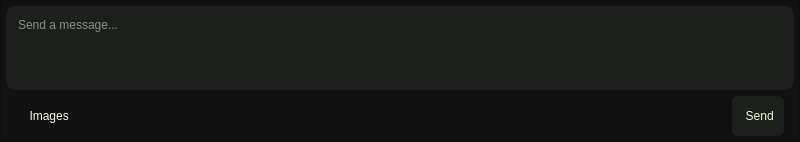
Before: the Qt Designer form src/documentor/ui/resources/ui_files/user-message-box-widget-ui.ui in MahirHamiAbrar/DocuMentor, drawn with Qt 5.
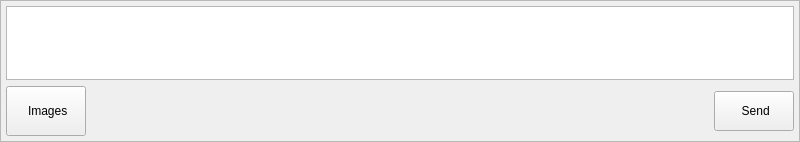
After: the same form once the commit is applied.

Commit message: added ai and user message wdgets

Patch:
```diff
--- a/src/documentor/ui/resources/ui_files/user-message-box-widget-ui.ui
+++ b/src/documentor/ui/resources/ui_files/user-message-box-widget-ui.ui
@@ -20,45 +20,7 @@
    <string>Form</string>
   </property>
   <property name="styleSheet">
-   <string notr="true">* {
-	font: 13pt &quot;Space Mono&quot;;
-	color: #EDFFDF;
-	background-color: #111111;
-}
-
-#userMessageBox {
-	background-color: #101112;
-}
-
-#userMessageSendBtn {
-	margin-right: 10px;
-	padding: 10px;
-	border-radius: 6px;
-	background-color: #1D201A;
-}
-
-#userMessageImagesBtn {
-	margin-left: 10px;
-	padding-left: 10px;
-	padding-right: 10px;
-	border-radius: 6px;
-}
-
-
-
-QPushButton:hover { background-color: #272A23; color: #4AF769; }
-
-QPushButton:pressed { background-color: #171A14; color: #29CC48; }
-
-QPushButton:pressed:hover { background-color: #20241C; color: #3DE95B; }
-
-.transparent_btn {
-	border: none;
-	outline: none;
-	background-color: rgba(17, 17, 17, 0);
-}
-
-QPlainTextEdit { background-color: #1D201A; border: none; border-radius: 10px; padding: 8px; }</string>
+   <string notr="true"/>
   </property>
   <layout class="QHBoxLayout" name="horizontalLayout">
    <property name="spacing">
@@ -99,6 +61,12 @@
       </property>
       <item row="0" column="0" colspan="3">
        <widget class="QPlainTextEdit" name="userMessageTextEdit">
+        <property name="styleSheet">
+         <string notr="true"/>
+        </property>
+        <property name="plainText">
+         <string/>
+        </property>
         <property name="placeholderText">
          <string>Send a message...</string>
         </property>
@@ -109,7 +77,7 @@
         <property name="minimumSize">
          <size>
           <width>0</width>
-          <height>40</height>
+          <height>50</height>
          </size>
         </property>
         <property name="maximumSize">
```
The commit also changes 11 other files.
